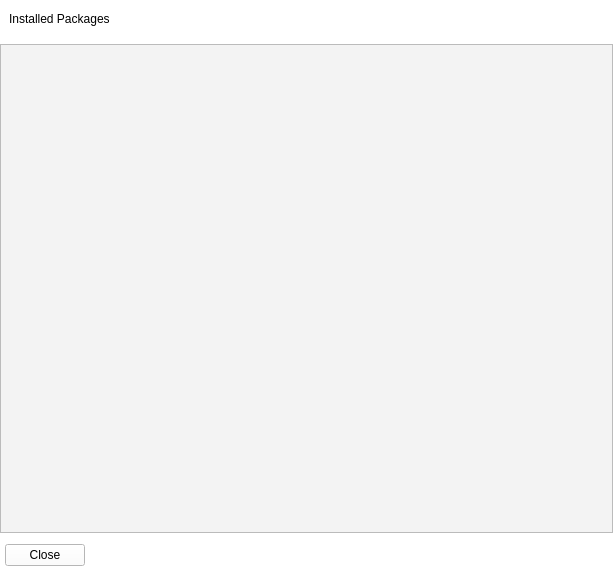
Above: installedpackagesview.ui from N1coc4colA/NeoStore before the change. Below: the same form after it.
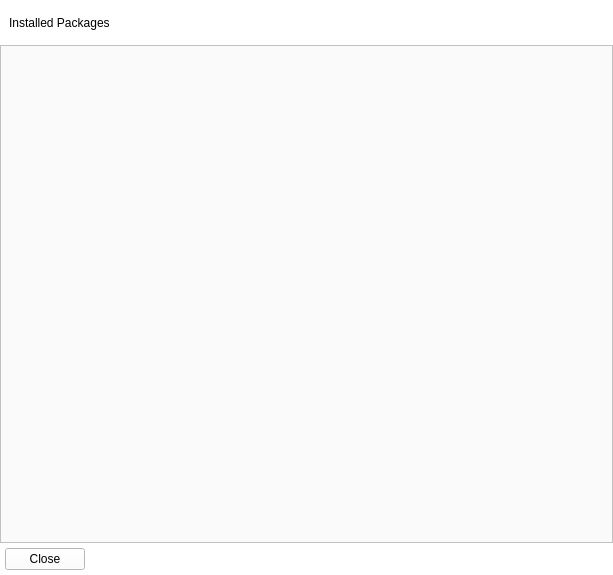
That is the form after the change.

The edit to the form file:
```diff
--- a/installedpackagesview.ui
+++ b/installedpackagesview.ui
@@ -17,6 +17,9 @@
    <string notr="true">background: #fff;</string>
   </property>
   <layout class="QVBoxLayout" name="verticalLayout">
+   <property name="spacing">
+    <number>0</number>
+   </property>
    <property name="leftMargin">
     <number>0</number>
    </property>
@@ -31,6 +34,18 @@
    </property>
    <item>
     <widget class="QWidget" name="widget_2" native="true">
+     <property name="minimumSize">
+      <size>
+       <width>0</width>
+       <height>45</height>
+      </size>
+     </property>
+     <property name="maximumSize">
+      <size>
+       <width>16777215</width>
+       <height>45</height>
+      </size>
+     </property>
      <layout class="QHBoxLayout" name="horizontalLayout_2">
       <item>
        <widget class="QLabel" name="label">
@@ -58,7 +73,7 @@
    <item>
     <widget class="QListWidget" name="listWidget">
      <property name="styleSheet">
-      <string notr="true">background: #f3f3f3;</string>
+      <string notr="true">background: #fafafa;</string>
      </property>
     </widget>
    </item>
@@ -74,6 +89,9 @@
       <property name="rightMargin">
        <number>5</number>
       </property>
+      <property name="bottomMargin">
+       <number>5</number>
+      </property>
       <item>
        <widget class="QPushButton" name="pushButton">
         <property name="text">
```
